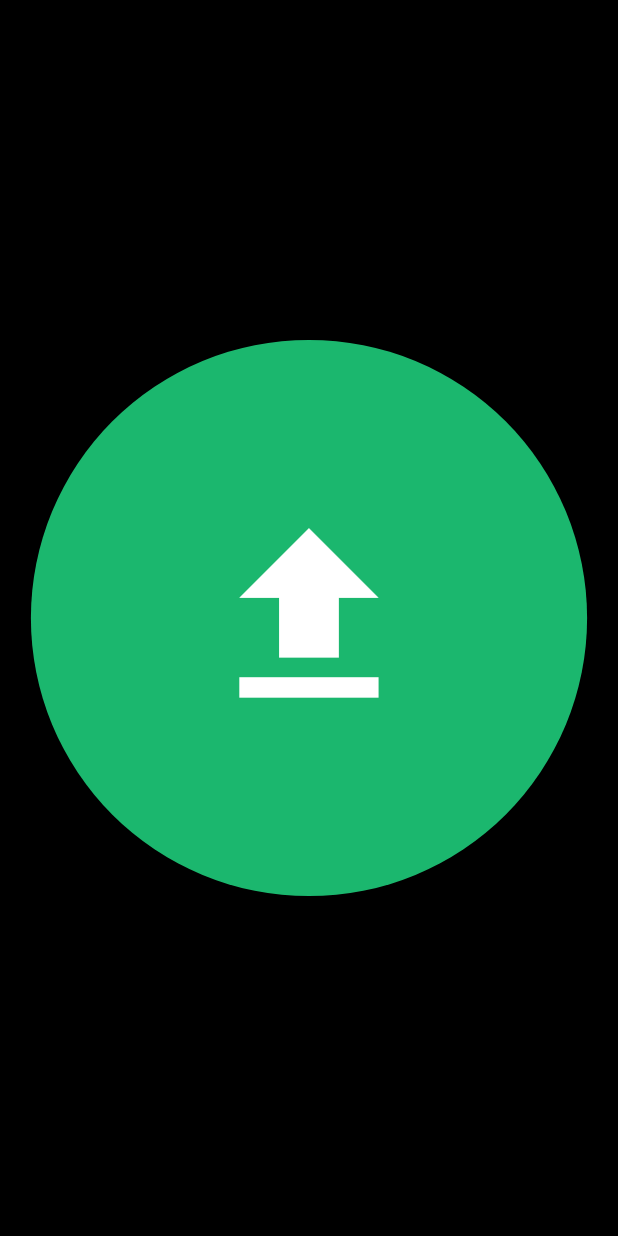
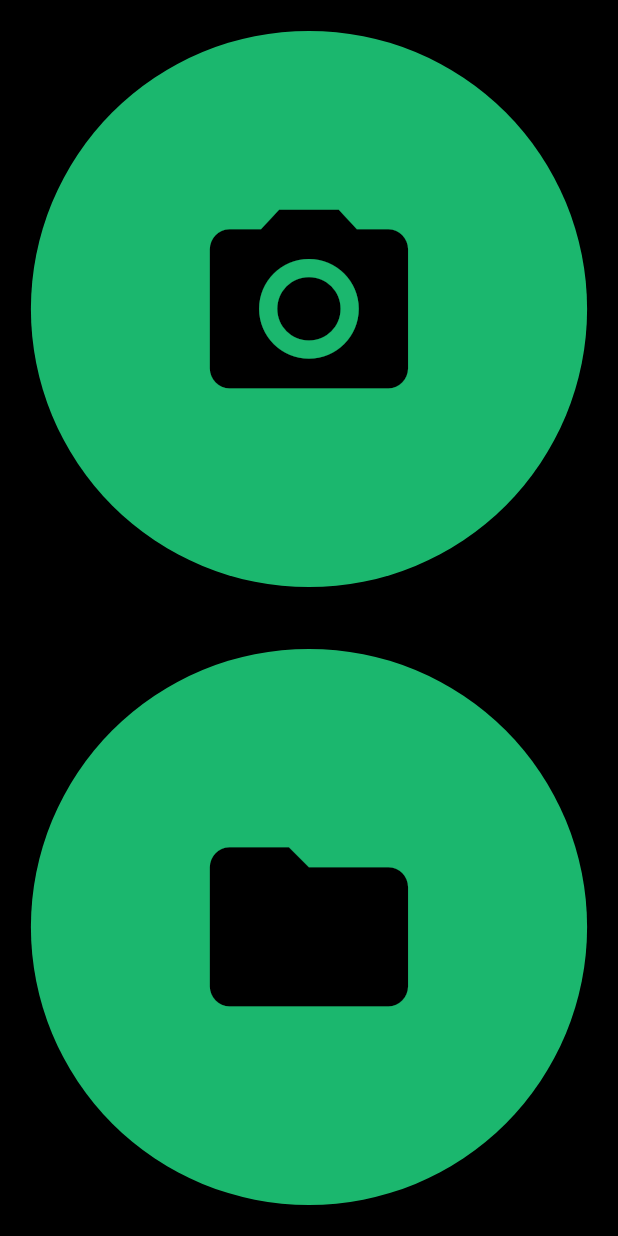
Before and after one commit to jmshrv/ImgurUp, a Flutter app: the screen it shows after launch, on a phone screen of 412 x 824 dp. Run offline on Flutter 3.47's test engine with Material 2 defaults, Android fonts, the phone set to English and light mode, and no system bars; our stand-ins replace image_picker; missing offline and left inert: imgur.

Commit message:
Added camera button (and redesigned MainScreen logic)

```diff
--- a/lib/screens/MainScreen.dart
+++ b/lib/screens/MainScreen.dart
@@ -3,42 +3,81 @@ import 'package:flutter/material.dart';
 class MainScreen extends StatelessWidget {
   const MainScreen({Key key}) : super(key: key);
 
-  double _calculateButtonSize(BuildContext context) {
-    // We can't just use the screen width to resize the button because if the screen is landscape, the button won't look right.
-    // This function needs the context because MediaQuery needs it.
-
-    double width = MediaQuery.of(context).size.width;
-    double height = MediaQuery.of(context).size.height;
-
-    if (height >= width) {
-      return width * 0.9;
-    } else {
-      return height * 0.9;
-    }
-  }
-
   @override
   Widget build(BuildContext context) {
     return Scaffold(
-      body: Center(
-        child: Semantics(
-          button: true,
-          label: "Upload",
-          child: Container(
-            width: _calculateButtonSize(context),
-            // No need to calculate height since for this widget, width will always be equal to height.
-            child: FittedBox(
-              child: FloatingActionButton(
-                  child: Icon(
-                    Icons.file_upload,
-                    color: Colors.white,
+      body: Builder(builder: (context) {
+        if (MediaQuery.of(context).size.width >
+            MediaQuery.of(context).size.height) {
+          // If the screen is landscape
+          return SafeArea(
+            child: Row(
+              mainAxisAlignment: MainAxisAlignment.center,
+              crossAxisAlignment: CrossAxisAlignment.stretch,
+              children: [
+                Expanded(
+                  child: Container(
+                    child: FractionallySizedBox(
+                      widthFactor: 0.9,
+                      child: FittedBox(
+                        child: FloatingActionButton(
+                            child: Icon(Icons.camera_alt), onPressed: null),
+                      ),
+                    ),
+                    alignment: Alignment.center,
                   ),
-                  onPressed: () =>
-                      Navigator.of(context).pushReplacementNamed("/uploading")),
+                ),
+                Expanded(
+                  child: Container(
+                    child: FractionallySizedBox(
+                      widthFactor: 0.9,
+                      child: FittedBox(
+                        child: FloatingActionButton(
+                            child: Icon(Icons.folder), onPressed: null),
+                      ),
+                    ),
+                    alignment: Alignment.center,
+                  ),
+                ),
+              ],
             ),
-          ),
-        ),
-      ),
+          );
+        } else {
+          // If the screen is portrait
+          return SafeArea(
+            child: Column(
+              mainAxisAlignment: MainAxisAlignment.center,
+              crossAxisAlignment: CrossAxisAlignment.stretch,
+              children: [
+                Expanded(
+                  child: Container(
+                    child: FractionallySizedBox(
+                      heightFactor: 0.9,
+                      child: FittedBox(
+                        child: FloatingActionButton(
+                            child: Icon(Icons.camera_alt), onPressed: null),
+                      ),
+                    ),
+                    alignment: Alignment.center,
+                  ),
+                ),
+                Expanded(
+                  child: Container(
+                    child: FractionallySizedBox(
+                      heightFactor: 0.9,
+                      child: FittedBox(
+                        child: FloatingActionButton(
+                            child: Icon(Icons.folder), onPressed: null),
+                      ),
+                    ),
+                    alignment: Alignment.center,
+                  ),
+                ),
+              ],
+            ),
+          );
+        }
+      }),
     );
   }
 }
```
